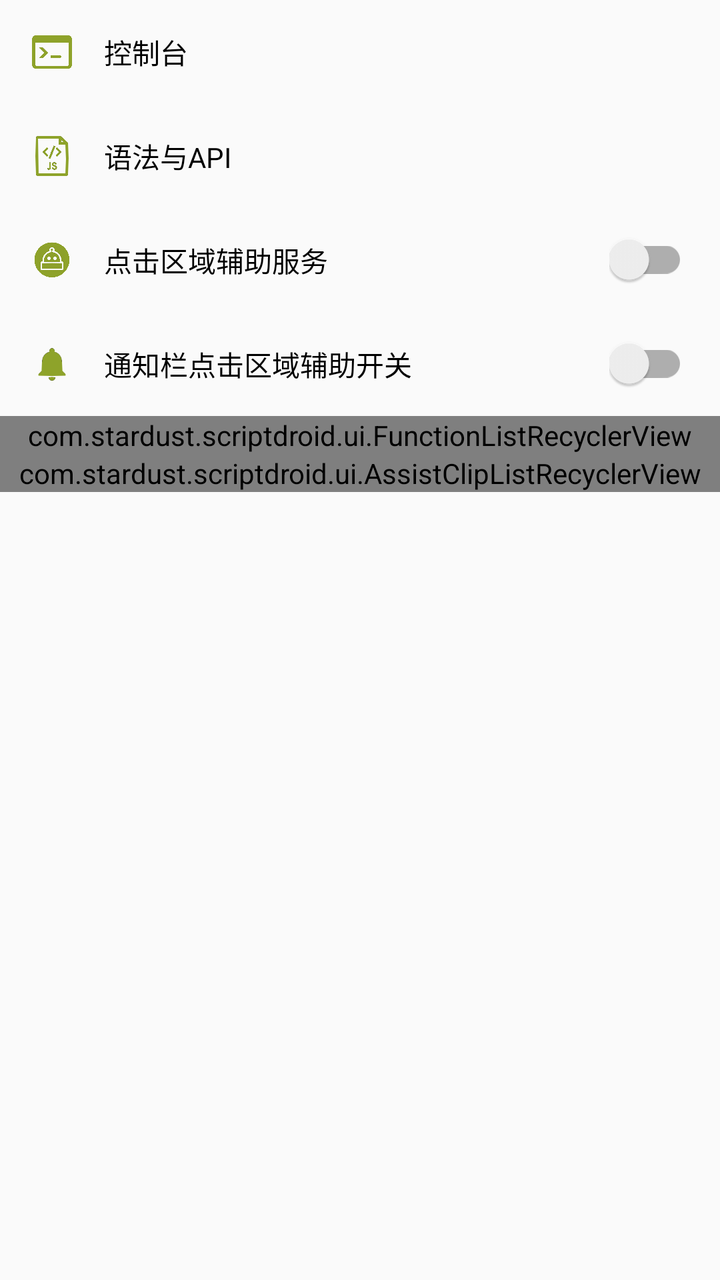
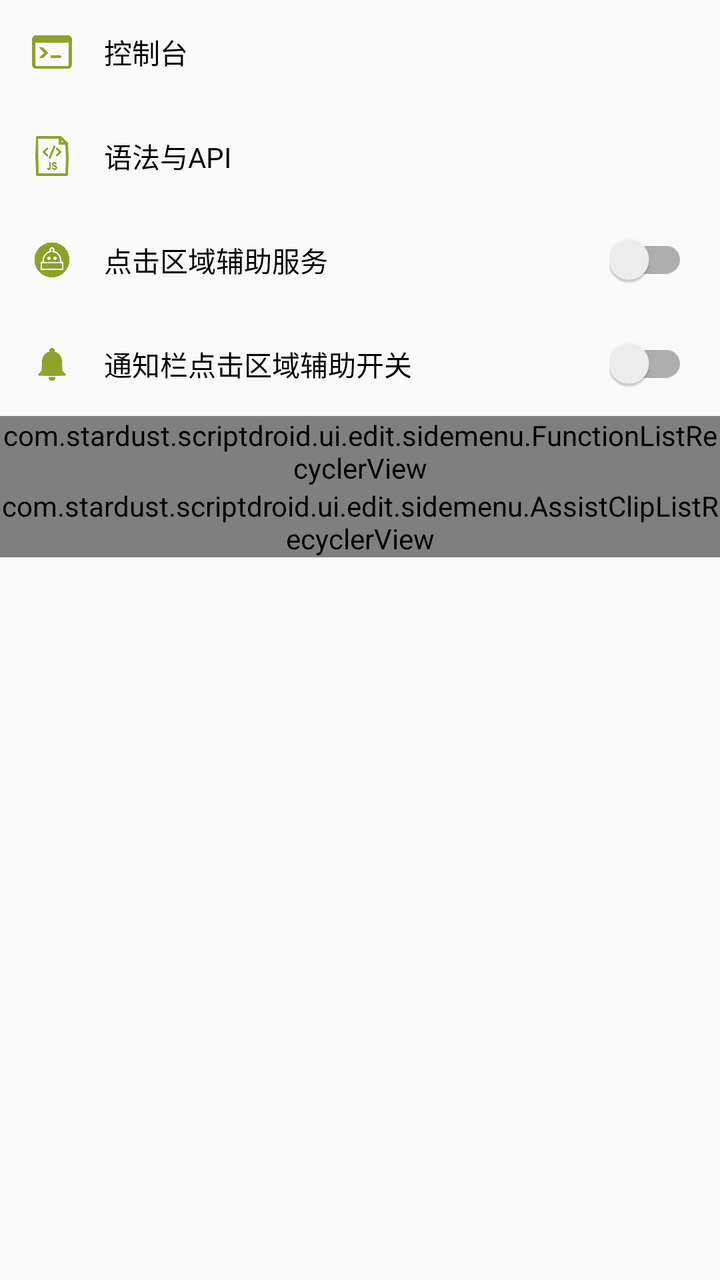

Before-and-after screenshots of an Android layout around one commit, followed by the original layout XML and the change that was made.
<!-- AndroidManifest.xml: application theme AppTheme -->
<!-- res/layout/fragment_edit_side_menu.xml -->
<?xml version="1.0" encoding="utf-8"?>
<LinearLayout xmlns:android="http://schemas.android.com/apk/res/android"
              android:layout_width="match_parent"
              android:layout_height="match_parent"
              android:orientation="vertical"
              android:textSize="16sp">

    <LinearLayout
        android:id="@+id/console"
        android:layout_width="match_parent"
        android:layout_height="52dp"
        android:background="?selectableItemBackground"
        android:gravity="center_vertical"
        android:orientation="horizontal">

        <ImageView
            android:layout_width="20dp"
            android:layout_height="20dp"
            android:layout_margin="16dp"
            android:src="@drawable/ic_console_green"/>

        <TextView
            android:layout_width="wrap_content"
            android:layout_height="match_parent"
            android:gravity="center"
            android:text="@string/text_console"
            android:textColor="@android:color/primary_text_light"/>
    </LinearLayout>

    <LinearLayout
        android:id="@+id/syntax_and_api"
        android:layout_width="match_parent"
        android:layout_height="52dp"
        android:background="?selectableItemBackground"
        android:gravity="center_vertical"
        android:orientation="horizontal">

        <ImageView
            android:layout_width="20dp"
            android:layout_height="20dp"
            android:layout_margin="16dp"
            android:src="@drawable/ic_js"/>

        <TextView
            android:layout_width="wrap_content"
            android:layout_height="match_parent"
            android:gravity="center"
            android:text="@string/text_syntax_and_api"
            android:textColor="@android:color/primary_text_light"/>
    </LinearLayout>


    <RelativeLayout
        android:id="@+id/assist_service"
        android:layout_width="match_parent"
        android:layout_height="52dp"
        android:background="?selectableItemBackground"
        android:gravity="center_vertical">

        <ImageView
            android:id="@+id/icon_assist_service"
            android:layout_width="20dp"
            android:layout_height="20dp"
            android:layout_alignParentLeft="true"
            android:layout_margin="16dp"
            android:src="@drawable/ic_robot_head_green"/>

        <TextView
            android:layout_width="wrap_content"
            android:layout_height="match_parent"
            android:layout_toRightOf="@id/icon_assist_service"
            android:gravity="center"
            android:text="@string/text_assist_service"
            android:textColor="@android:color/primary_text_light"/>

        <android.support.v7.widget.SwitchCompat
            android:id="@+id/sw_assist_service"
            android:layout_width="wrap_content"
            android:layout_height="wrap_content"
            android:layout_alignParentEnd="true"
            android:layout_centerVertical="true"
            android:layout_marginRight="16dp"/>

    </RelativeLayout>

    <RelativeLayout
        android:id="@+id/assist_service_notification"
        android:layout_width="match_parent"
        android:layout_height="52dp"
        android:background="?selectableItemBackground"
        android:gravity="center_vertical">

        <ImageView
            android:id="@+id/icon_assist_service_notification"
            android:layout_width="20dp"
            android:layout_height="20dp"
            android:layout_alignParentLeft="true"
            android:layout_margin="16dp"
            android:src="@drawable/ic_notifications_green_48dp"/>

        <TextView
            android:layout_width="wrap_content"
            android:layout_height="match_parent"
            android:layout_toRightOf="@id/icon_assist_service_notification"
            android:gravity="center"
            android:text="@string/text_assist_service_notification"
            android:textColor="@android:color/primary_text_light"/>

        <android.support.v7.widget.SwitchCompat
            android:id="@+id/sw_assist_service_notification"
            android:layout_width="wrap_content"
            android:layout_height="wrap_content"
            android:layout_alignParentEnd="true"
            android:layout_centerVertical="true"
            android:layout_marginRight="16dp"/>

    </RelativeLayout>

    <com.stardust.scriptdroid.ui.FunctionListRecyclerView
        android:id="@+id/function_list"
        android:layout_width="match_parent"
        android:layout_height="wrap_content"/>

    <com.stardust.scriptdroid.ui.AssistClipListRecyclerView
        android:id="@+id/assist_clip_list"
        android:layout_width="match_parent"
        android:layout_height="wrap_content"/>
</LinearLayout>
<!-- resources referenced by this layout -->
<resources>
  <!-- drawable ic_console_green: png bitmap (drawable, 11001 bytes) -->
  <!-- drawable ic_js: png bitmap (drawable, 8762 bytes) -->
  <!-- drawable ic_notifications_green_48dp: png bitmap (drawable, 1492 bytes) -->
  <!-- drawable ic_robot_head_green: png bitmap (drawable, 38302 bytes) -->
  <string name="text_assist_service">点击区域辅助服务</string>
  <string name="text_assist_service_notification">通知栏点击区域辅助开关</string>
  <string name="text_console">控制台</string>
  <string name="text_syntax_and_api">语法与API</string>
  <style name="AppTheme" parent="Theme.AppCompat.Light.NoActionBar">
          
          <item name="colorPrimary">@color/colorPrimary</item>
          <item name="colorPrimaryDark">@color/colorPrimaryDark</item>
          <item name="colorAccent">@color/colorAccent</item>
      </style>
  <color name="colorPrimary">#8ea22a</color>
  <color name="colorPrimaryDark">#5e6b1e</color>
  <color name="colorAccent">#8ea22a</color>
</resources>

<!-- the commit's change to res/layout/fragment_edit_side_menu.xml (unified diff, before → after) -->
@@ -116,12 +116,12 @@
 
     </RelativeLayout>
 
-    <com.stardust.scriptdroid.ui.FunctionListRecyclerView
+    <com.stardust.scriptdroid.ui.edit.sidemenu.FunctionListRecyclerView
         android:id="@+id/function_list"
         android:layout_width="match_parent"
         android:layout_height="wrap_content"/>
 
-    <com.stardust.scriptdroid.ui.AssistClipListRecyclerView
+    <com.stardust.scriptdroid.ui.edit.sidemenu.AssistClipListRecyclerView
         android:id="@+id/assist_clip_list"
         android:layout_width="match_parent"
         android:layout_height="wrap_content"/>
